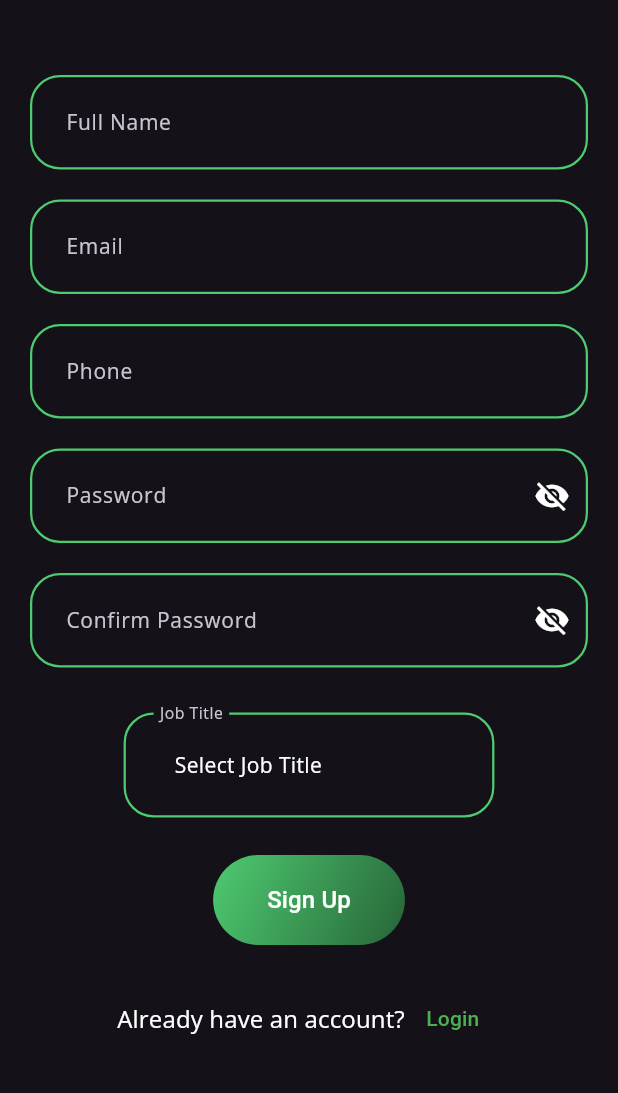
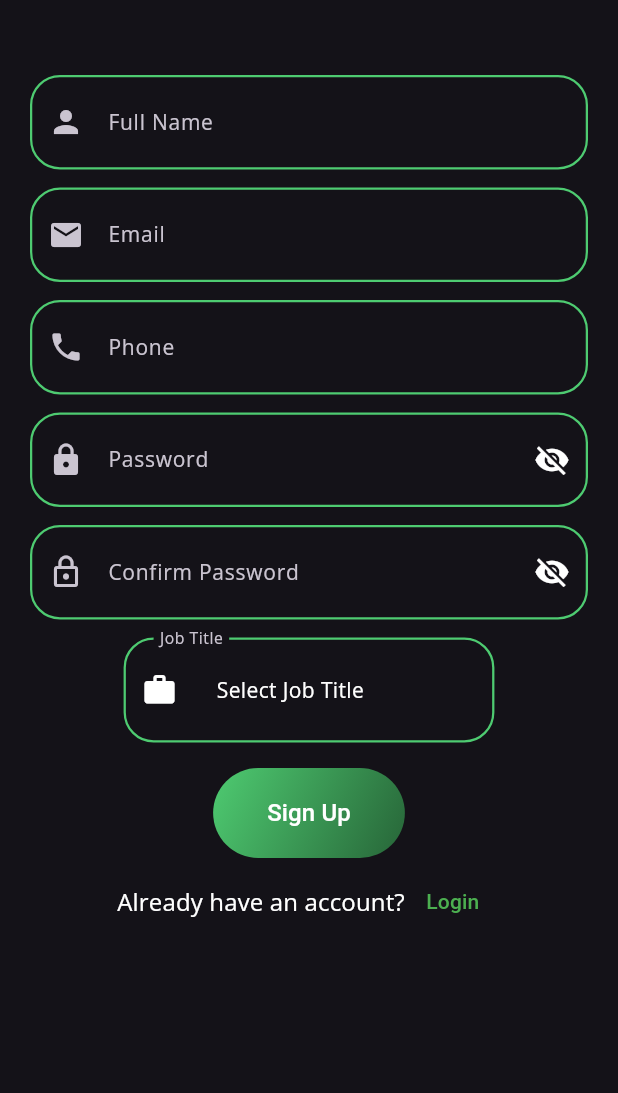
Before and after one commit to MarkMuyobe/FieldTrack, a Flutter app: the SignUpPage screen opened by its route, on a phone screen of 412 x 824 dp, the part 84-1177 px from its top. Run offline on Flutter 3.47's test engine with Material 3 defaults, Android fonts, the light colour scheme and no system bars; our stand-ins replace curved_navigation_bar, firebase_auth, firebase_core, fluttertoast, google_fonts; accounts and stored records are empty; Roboto replaces fonts that are missing (Amuse-Bouche).

Commit message:
Minor improvements

```diff
--- a/lib/view/sign_up.dart
+++ b/lib/view/sign_up.dart
@@ -109,6 +109,7 @@ class _SignUpPageState extends State<SignUpPage> {
                     focusedErrorBorder: borderStyle.copyWith(
                       borderSide: const BorderSide(color: Colors.red),
                     ),
+                    prefixIcon: const Icon(Icons.person), // Added icon here
                   ),
                   style: Theme.of(context).textTheme.titleSmall,
                   validator: (value) {
@@ -118,7 +119,7 @@ class _SignUpPageState extends State<SignUpPage> {
                     return null;
                   },
                 ),
-                const SizedBox(height: 20),
+                const SizedBox(height: 12),
                 TextFormField(
                   controller: _controllerEmail,
                   decoration: InputDecoration(
@@ -133,6 +134,7 @@ class _SignUpPageState extends State<SignUpPage> {
                     focusedErrorBorder: borderStyle.copyWith(
                       borderSide: const BorderSide(color: Colors.red),
                     ),
+                    prefixIcon: const Icon(Icons.email), // Added icon here
                   ),
                   style: Theme.of(context).textTheme.titleSmall,
                   validator: (value) {
@@ -142,7 +144,7 @@ class _SignUpPageState extends State<SignUpPage> {
                     return null;
                   },
                 ),
-                const SizedBox(height: 20),
+                const SizedBox(height: 12),
                 TextFormField(
                   controller: _controllerPhone,
                   decoration: InputDecoration(
@@ -157,6 +159,7 @@ class _SignUpPageState extends State<SignUpPage> {
                     focusedErrorBorder: borderStyle.copyWith(
                       borderSide: const BorderSide(color: Colors.red),
                     ),
+                    prefixIcon: const Icon(Icons.phone), // Added icon here
                   ),
                   style: Theme.of(context).textTheme.titleSmall,
                   validator: (value) {
@@ -166,7 +169,7 @@ class _SignUpPageState extends State<SignUpPage> {
                     return null;
                   },
                 ),
-                const SizedBox(height: 20),
+                const SizedBox(height: 12),
                 TextFormField(
                   controller: _controllerPassword,
                   obscureText: !_isPasswordVisible,
@@ -182,6 +185,7 @@ class _SignUpPageState extends State<SignUpPage> {
                     focusedErrorBorder: borderStyle.copyWith(
                       borderSide: const BorderSide(color: Colors.red),
                     ),
+                    prefixIcon: const Icon(Icons.lock),
                     suffixIcon: IconButton(
                       icon: Icon(
                         _isPasswordVisible ? Icons.visibility : Icons.visibility_off,
@@ -202,7 +206,7 @@ class _SignUpPageState extends State<SignUpPage> {
                     return null;
                   },
                 ),
-                const SizedBox(height: 20),
+                const SizedBox(height: 12),
                 TextFormField(
                   controller: _controllerRepeatPassword,
                   obscureText: !_isConfirmPasswordVisible,
@@ -218,6 +222,7 @@ class _SignUpPageState extends State<SignUpPage> {
                     focusedErrorBorder: borderStyle.copyWith(
                       borderSide: const BorderSide(color: Colors.red),
                     ),
+                    prefixIcon: const Icon(Icons.lock_outline), // Added icon here
                     suffixIcon: IconButton(
                       icon: Icon(
                         _isConfirmPasswordVisible ? Icons.visibility : Icons.visibility_off,
@@ -238,7 +243,7 @@ class _SignUpPageState extends State<SignUpPage> {
                     return null;
                   },
                 ),
-                const SizedBox(height: 30),
+                const SizedBox(height: 12),
                 Column(
                   crossAxisAlignment: CrossAxisAlignment.start,
                   children: [
@@ -283,6 +288,7 @@ class _SignUpPageState extends State<SignUpPage> {
                             labelStyle: Theme.of(context).inputDecorationTheme.labelStyle,
                             enabledBorder: borderStyle,
                             focusedBorder: borderStyle,
+                            prefixIcon: const Icon(Icons.work, color: Colors.white),
                           ),
                           child: Padding(
                             padding: const EdgeInsets.symmetric(horizontal: 10.0),
@@ -294,7 +300,7 @@ class _SignUpPageState extends State<SignUpPage> {
                         ),
                       ),
                     ),
-                    const SizedBox(height: 20),
+                    const SizedBox(height: 12),
                   ],
                 ),
                 Container(
@@ -326,7 +332,7 @@ class _SignUpPageState extends State<SignUpPage> {
                     ),
                   ),
                 ),
-                const SizedBox(height: 20),
+                const SizedBox(height: 0),
                 Row(
                   mainAxisAlignment: MainAxisAlignment.center,
                   children: [
@@ -335,16 +341,8 @@ class _SignUpPageState extends State<SignUpPage> {
                       style: Theme.of(context).textTheme.titleSmall,
                     ),
                     TextButton(
-                      onPressed: () {
-                        Navigator.push(
-                          context,
-                          MaterialPageRoute(builder: (context) => const LoginPage()),
-                        );
-                      },
-                      child: Text(
-                        'Login',
-                        style: TextStyle(color: Theme.of(context).primaryColor),
-                      ),
+                      onPressed: () {Navigator.push(context, MaterialPageRoute(builder: (context) => const LoginPage()),);},
+                      child: Text('Login', style: TextStyle(color: Theme.of(context).primaryColor),),
                     ),
                   ],
                 ),
```
